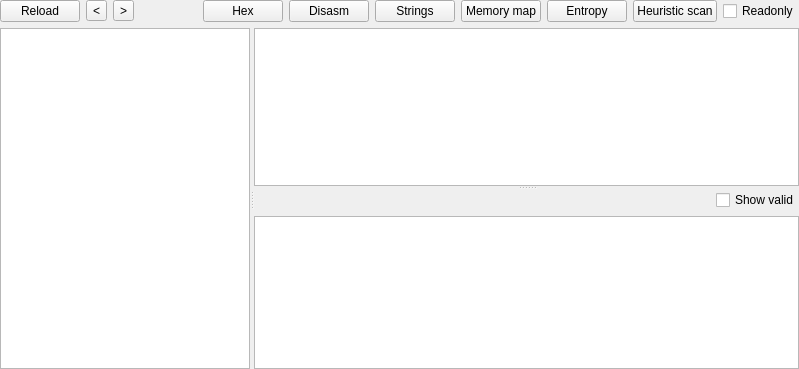
First picture: the form in PE/pewidget.ui, repository horsicq/FormatWidgets, before the edit.
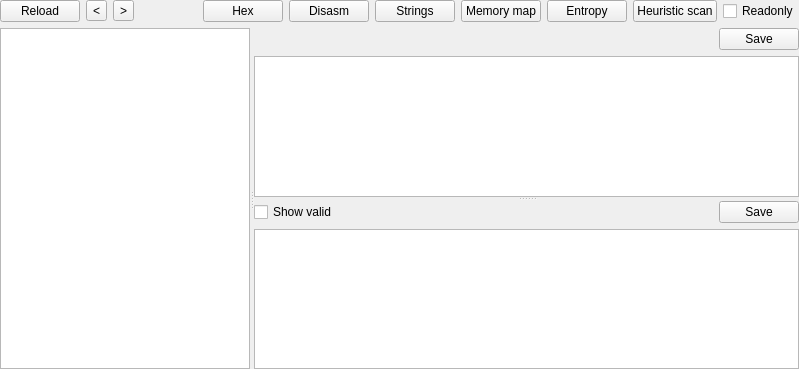
Second picture: the form after the edit. The open tabs and pages were chosen to show the change. Custom widgets are drawn as their Qt base class.

```diff
--- a/PE/pewidget.ui
+++ b/PE/pewidget.ui
@@ -1063,7 +1063,7 @@
        </layout>
       </widget>
       <widget class="QWidget" name="page_Export">
-       <layout class="QVBoxLayout" name="verticalLayout_34">
+       <layout class="QVBoxLayout" name="verticalLayout_60">
         <property name="leftMargin">
          <number>0</number>
         </property>
@@ -1081,38 +1081,12 @@
           <property name="orientation">
            <enum>Qt::Vertical</enum>
           </property>
-          <widget class="QTableWidget" name="tableWidget_ExportHeader">
-           <property name="contextMenuPolicy">
-            <enum>Qt::CustomContextMenu</enum>
-           </property>
-           <property name="editTriggers">
-            <set>QAbstractItemView::NoEditTriggers</set>
-           </property>
-           <property name="selectionMode">
-            <enum>QAbstractItemView::SingleSelection</enum>
-           </property>
-           <property name="selectionBehavior">
-            <enum>QAbstractItemView::SelectRows</enum>
-           </property>
-           <property name="sortingEnabled">
-            <bool>false</bool>
-           </property>
-           <attribute name="horizontalHeaderVisible">
-            <bool>false</bool>
-           </attribute>
-           <attribute name="verticalHeaderVisible">
-            <bool>false</bool>
-           </attribute>
-           <attribute name="verticalHeaderDefaultSectionSize">
-            <number>24</number>
-           </attribute>
-          </widget>
-          <widget class="QWidget" name="layoutWidget_X1">
+          <widget class="QWidget" name="">
            <layout class="QVBoxLayout" name="verticalLayout_8">
             <item>
              <layout class="QHBoxLayout" name="horizontalLayout_3">
               <item>
-               <spacer name="horizontalSpacer_3">
+               <spacer name="horizontalSpacer_31">
                 <property name="orientation">
                  <enum>Qt::Horizontal</enum>
                 </property>
@@ -1124,6 +1098,49 @@
                 </property>
                </spacer>
               </item>
+              <item>
+               <widget class="QPushButton" name="pushButtonSave_ExportHeader">
+                <property name="text">
+                 <string>Save</string>
+                </property>
+               </widget>
+              </item>
+             </layout>
+            </item>
+            <item>
+             <widget class="QTableWidget" name="tableWidget_ExportHeader">
+              <property name="contextMenuPolicy">
+               <enum>Qt::CustomContextMenu</enum>
+              </property>
+              <property name="editTriggers">
+               <set>QAbstractItemView::NoEditTriggers</set>
+              </property>
+              <property name="selectionMode">
+               <enum>QAbstractItemView::SingleSelection</enum>
+              </property>
+              <property name="selectionBehavior">
+               <enum>QAbstractItemView::SelectRows</enum>
+              </property>
+              <property name="sortingEnabled">
+               <bool>false</bool>
+              </property>
+              <attribute name="horizontalHeaderVisible">
+               <bool>false</bool>
+              </attribute>
+              <attribute name="verticalHeaderVisible">
+               <bool>false</bool>
+              </attribute>
+              <attribute name="verticalHeaderDefaultSectionSize">
+               <number>24</number>
+              </attribute>
+             </widget>
+            </item>
+           </layout>
+          </widget>
+          <widget class="QWidget" name="">
+           <layout class="QVBoxLayout" name="verticalLayout_34">
+            <item>
+             <layout class="QHBoxLayout" name="horizontalLayout_31">
               <item>
                <widget class="QCheckBox" name="checkBoxExportShowValid">
                 <property name="text">
@@ -1131,6 +1148,26 @@
                 </property>
                </widget>
               </item>
+              <item>
+               <spacer name="horizontalSpacer_3">
+                <property name="orientation">
+                 <enum>Qt::Horizontal</enum>
+                </property>
+                <property name="sizeHint" stdset="0">
+                 <size>
+                  <width>40</width>
+                  <height>20</height>
+                 </size>
+                </property>
+               </spacer>
+              </item>
+              <item>
+               <widget class="QPushButton" name="pushButtonSave_ExportFunctions">
+                <property name="text">
+                 <string>Save</string>
+                </property>
+               </widget>
+              </item>
              </layout>
             </item>
             <item>
```
Left out of the diff: 72 changed lines with no effect on the pictures. Lines whose indentation alone changed are shown as unchanged.
